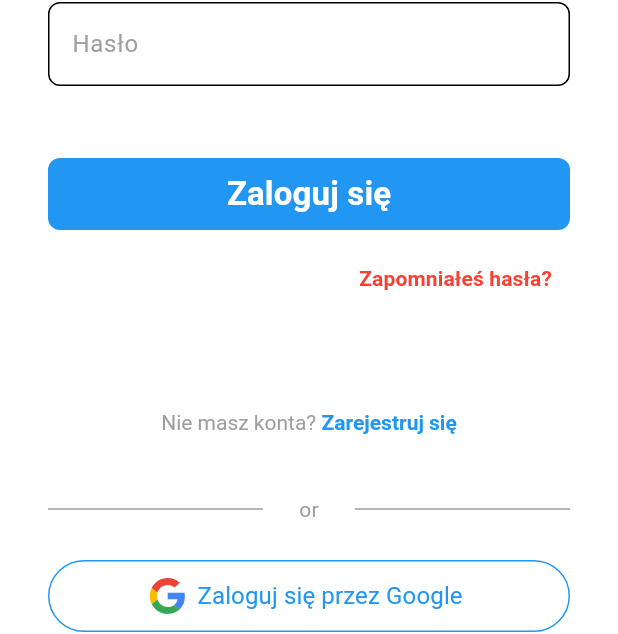
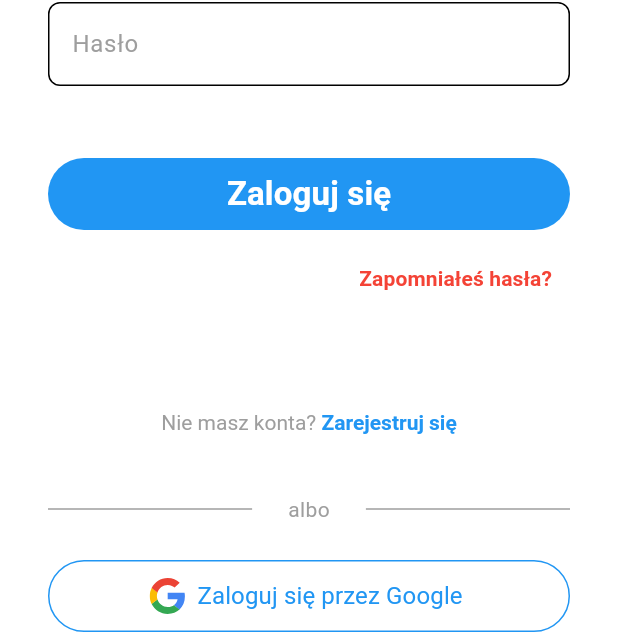
Before and after one commit to iDappStudio/Truckbill, a Flutter app: the screen it shows after launch, on a phone screen of 412 x 824 dp. Shown: the part 424-1058 px from the top of the screen. Run offline on Flutter 3.47's test engine with Material 3 defaults, Android fonts, the phone set to English and light mode, and no system bars; our stand-ins replace cloud_firestore, firebase_auth, firebase_core, flutter_hooks, flutter_svg, freezed_annotation and 5 more; missing offline and left inert: hooked_bloc; accounts and stored records are empty; generated files the repository leaves out were written again.

Commit message:
feat: Update button styles to use FilledButton; enhance layout with SizedBox and improve localization in OtherOptions widget

```diff
--- a/lib/presentation/screens/auth/widgets/other_options.dart
+++ b/lib/presentation/screens/auth/widgets/other_options.dart
@@ -14,7 +14,7 @@ class OtherOptions extends StatelessWidget {
             Expanded(child: Divider(color: context.colors.surface)),
             Padding(
               padding: EdgeInsets.symmetric(horizontal: AppDimens.l),
-              child: Text('or', style: TextStyle(color: context.colors.surface)),
+              child: Text(context.s.or, style: TextStyle(color: context.colors.surface)),
             ),
             Expanded(child: Divider(color: context.colors.surface)),
           ],
--- a/lib/presentation/theme/app_theme.dart
+++ b/lib/presentation/theme/app_theme.dart
@@ -11,17 +11,8 @@ class AppTheme {
       scaffoldBackgroundColor: colors.background,
       colorScheme: colors.colorScheme,
       appBarTheme: AppBarTheme(backgroundColor: colors.background, iconTheme: IconThemeData(color: colors.text)),
-      elevatedButtonTheme: ElevatedButtonThemeData(
-        style: ElevatedButton.styleFrom(
-          minimumSize: Size(double.infinity, AppDimens.xxl),
-          backgroundColor: colors.primary,
-          shape: RoundedRectangleBorder(borderRadius: BorderRadius.circular(AppDimens.s)),
-        ),
-      ),
       textButtonTheme: TextButtonThemeData(
-        style: TextButton.styleFrom(
-          shape: RoundedRectangleBorder(borderRadius: BorderRadius.circular(AppDimens.xl)),
-        ),
+        style: TextButton.styleFrom(shape: RoundedRectangleBorder(borderRadius: BorderRadius.circular(AppDimens.xl))),
       ),
       inputDecorationTheme: InputDecorationTheme(
         border: OutlineInputBorder(
--- a/lib/presentation/widgets/button/basic_button.dart
+++ b/lib/presentation/widgets/button/basic_button.dart
@@ -1,4 +1,5 @@
 import 'package:flutter/material.dart';
+import 'package:truckbill/presentation/theme/app_dimens.dart';
 import 'package:truckbill/presentation/theme/app_typography.dart';
 import 'package:truckbill/utils/context_extensions.dart';
 
@@ -10,9 +11,13 @@ class BasicButton extends StatelessWidget {
 
   @override
   Widget build(BuildContext context) {
-    return ElevatedButton(
-        onPressed: onPressed,
-        child: Text(text, style: AppTypography.h2.copyWith(color: context.colors.onPrimary)),
-      );
+    return SizedBox(
+      height: AppDimens.xxl,
+      width: double.infinity,
+      child: FilledButton(
+          onPressed: onPressed,
+          child: Text(text, style: AppTypography.h2.copyWith(color: context.colors.onPrimary)),
+        ),
+    );
   }
 }
```
